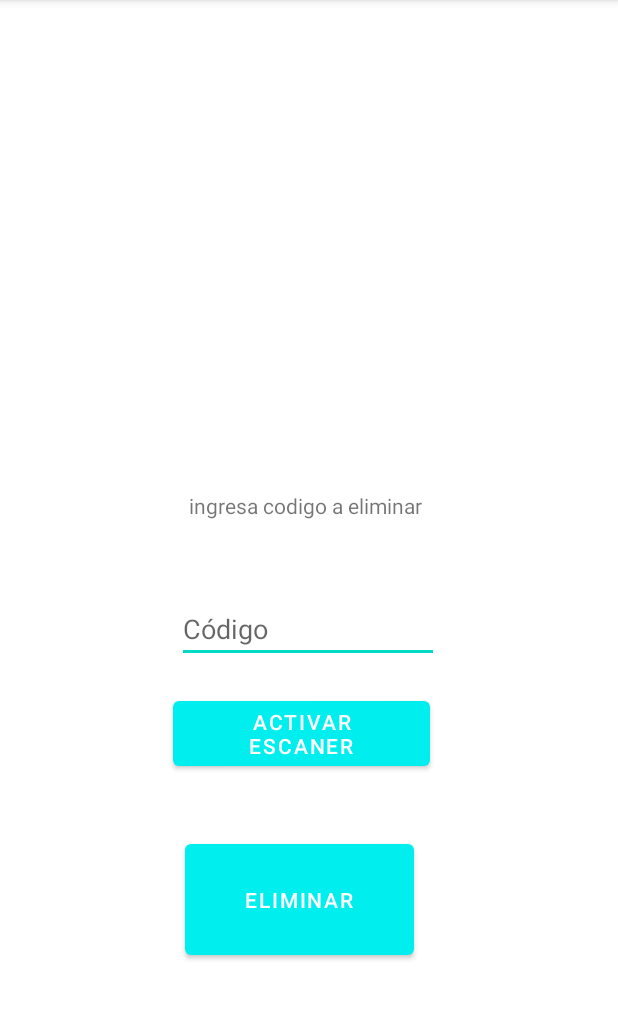
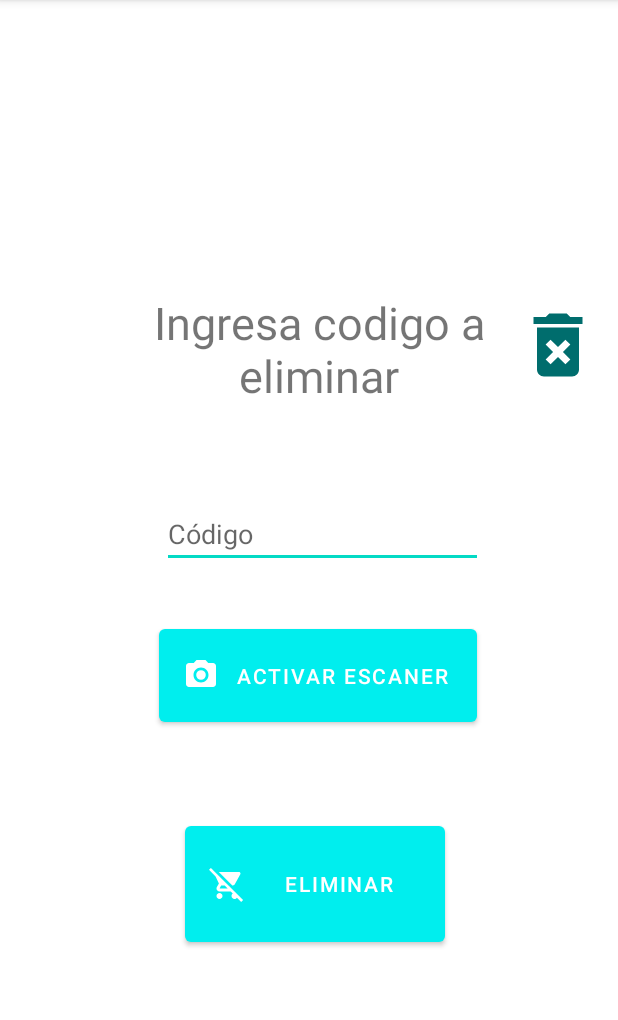
Before and after one commit to JuanDiaz-1/E-gluu, an Android app: the fragment SlideshowFragment shown on its own in the app's theme, on a phone screen of 412 x 824 dp, the part 84-1104 px from its top. Run offline under Robolectric (Android 15) with nearby library versions, the phone set to English and light mode, and no system bars; our stand-ins replace Firebase (no records; nobody signed in at launch, a user with empty details on screens opened directly); libraries missing offline, so code that uses them is left out: com.google.zxing.integration.

Commit message:
reparacion de botones y layouts
aha

```diff
--- /dev/null
+++ b/NavDrawer/app/src/main/res/drawable/ic_delete.xml
@@ -0,0 +1,5 @@
+<vector android:height="24dp" android:tint="#006D6D"
+    android:viewportHeight="24" android:viewportWidth="24"
+    android:width="24dp" xmlns:android="http://schemas.android.com/apk/res/android">
+    <path android:fillColor="@android:color/white" android:pathData="M6,19c0,1.1 0.9,2 2,2h8c1.1,0 2,-0.9 2,-2L18,7L6,7v12zM8.46,11.88l1.41,-1.41L12,12.59l2.12,-2.12 1.41,1.41L13.41,14l2.12,2.12 -1.41,1.41L12,15.41l-2.12,2.12 -1.41,-1.41L10.59,14l-2.13,-2.12zM15.5,4l-1,-1h-5l-1,1L5,4v2h14L19,4z"/>
+</vector>
--- a/NavDrawer/app/src/main/res/layout-land/fragment_slideshow.xml
+++ b/NavDrawer/app/src/main/res/layout-land/fragment_slideshow.xml
@@ -1,5 +1,6 @@
 <?xml version="1.0" encoding="utf-8"?>
 <RelativeLayout xmlns:android="http://schemas.android.com/apk/res/android"
+    xmlns:app="http://schemas.android.com/apk/res-auto"
     android:orientation="vertical"
     android:layout_width="match_parent"
     android:layout_height="match_parent">
@@ -11,11 +12,12 @@
         android:layout_alignParentStart="true"
         android:layout_alignParentEnd="true"
         android:layout_alignParentBottom="true"
-        android:layout_marginStart="124dp"
-        android:layout_marginEnd="129dp"
-        android:layout_marginBottom="248dp"
+        android:layout_marginStart="106dp"
+        android:layout_marginEnd="147dp"
+        android:layout_marginBottom="282dp"
         android:text="@string/del_txtview"
-        android:textAlignment="center"></TextView>
+        android:textAlignment="center"
+        android:textSize="25sp"></TextView>
 
     <EditText
         android:id="@+id/edce"
@@ -24,9 +26,9 @@
         android:layout_alignParentStart="true"
         android:layout_alignParentEnd="true"
         android:layout_alignParentBottom="true"
-        android:layout_marginStart="124dp"
-        android:layout_marginEnd="113dp"
-        android:layout_marginBottom="148dp"
+        android:layout_marginStart="106dp"
+        android:layout_marginEnd="131dp"
+        android:layout_marginBottom="220dp"
         android:hint="@string/del_hintcode"></EditText>
 
     <Button
@@ -36,9 +38,35 @@
         android:layout_alignParentStart="true"
         android:layout_alignParentEnd="true"
         android:layout_alignParentBottom="true"
-        android:layout_marginStart="128dp"
-        android:layout_marginEnd="131dp"
-        android:layout_marginBottom="40dp"
+        android:layout_marginStart="119dp"
+        android:layout_marginEnd="140dp"
+        android:layout_marginBottom="20dp"
         android:text="@string/del_btnelim"></Button>
 
+    <Button
+        android:id="@+id/btn_bar"
+        android:layout_width="211dp"
+        android:layout_height="74dp"
+        android:layout_above="@+id/btnep"
+        android:layout_alignParentStart="true"
+        android:layout_alignParentEnd="true"
+        android:layout_marginStart="98dp"
+        android:layout_marginTop="32dp"
+        android:layout_marginEnd="102dp"
+        android:layout_marginBottom="18dp"
+        android:text="@string/scan_btn"
+        app:icon="@drawable/ic_baseline_camera_alt_24" />
+
+    <ImageView
+        android:id="@+id/imageView8"
+        android:layout_width="40dp"
+        android:layout_height="35dp"
+        android:layout_alignStart="@+id/texview1"
+        android:layout_alignParentEnd="true"
+        android:layout_alignParentBottom="true"
+        android:layout_marginStart="430dp"
+        android:layout_marginEnd="107dp"
+        android:layout_marginBottom="279dp"
+        app:srcCompat="@drawable/ic_delete" />
+
 </RelativeLayout>
--- a/NavDrawer/app/src/main/res/layout/fragment_nav_escaner.xml
+++ b/NavDrawer/app/src/main/res/layout/fragment_nav_escaner.xml
@@ -35,6 +35,7 @@
         android:layout_height="wrap_content"
         android:layout_marginTop="32dp"
         android:text="@string/scan_btn"
+        app:icon="@drawable/ic_baseline_camera_alt_24"
         app:layout_constraintEnd_toEndOf="parent"
         app:layout_constraintStart_toStartOf="parent"
         app:layout_constraintTop_toBottomOf="@+id/textView5"
--- a/NavDrawer/app/src/main/res/layout/fragment_slideshow.xml
+++ b/NavDrawer/app/src/main/res/layout/fragment_slideshow.xml
@@ -1,57 +1,74 @@
 <?xml version="1.0" encoding="utf-8"?>
 <RelativeLayout xmlns:android="http://schemas.android.com/apk/res/android"
+    xmlns:app="http://schemas.android.com/apk/res-auto"
+    xmlns:tools="http://schemas.android.com/tools"
     android:orientation="vertical"
     android:layout_width="match_parent"
     android:layout_height="match_parent">
 
     <TextView
         android:id="@+id/texview1"
-        android:layout_width="wrap_content"
+        android:layout_width="266dp"
         android:layout_height="wrap_content"
         android:layout_alignParentStart="true"
         android:layout_alignParentEnd="true"
         android:layout_alignParentBottom="true"
-        android:layout_marginStart="124dp"
-        android:layout_marginEnd="129dp"
-        android:layout_marginBottom="421dp"
+        android:layout_marginStart="79dp"
+        android:layout_marginEnd="65dp"
+        android:layout_marginBottom="497dp"
         android:text="@string/del_txtview"
-        android:textAlignment="center"></TextView>
+        android:textAlignment="center"
+        android:textSize="30sp"></TextView>
 
     <EditText
         android:id="@+id/edce"
-        android:layout_width="174dp"
+        android:layout_width="212dp"
         android:layout_height="wrap_content"
         android:layout_alignParentStart="true"
         android:layout_alignParentEnd="true"
         android:layout_alignParentBottom="true"
-        android:layout_marginStart="118dp"
-        android:layout_marginEnd="119dp"
-        android:layout_marginBottom="326dp"
+        android:layout_marginStart="108dp"
+        android:layout_marginEnd="90dp"
+        android:layout_marginBottom="389dp"
         android:hint="@string/del_hintcode"></EditText>
 
     <Button
         android:id="@+id/btnep"
-        android:layout_width="wrap_content"
-        android:layout_height="86dp"
+        android:layout_width="173dp"
+        android:layout_height="89dp"
         android:layout_alignParentStart="true"
         android:layout_alignParentEnd="true"
         android:layout_alignParentBottom="true"
         android:layout_marginStart="123dp"
-        android:layout_marginEnd="136dp"
-        android:layout_marginBottom="125dp"
-        android:text="@string/del_btnelim"></Button>
+        android:layout_marginEnd="115dp"
+        android:layout_marginBottom="134dp"
+        android:text="@string/del_btnelim"
+        android:textColorLink="#05FFC5"
+        app:icon="@drawable/ic_eliminar_producto"></Button>
 
     <Button
         android:id="@+id/btn_bar"
-        android:layout_width="wrap_content"
-        android:layout_height="wrap_content"
+        android:layout_width="211dp"
+        android:layout_height="74dp"
         android:layout_above="@+id/btnep"
         android:layout_alignParentStart="true"
         android:layout_alignParentEnd="true"
-        android:layout_marginStart="115dp"
+        android:layout_marginStart="106dp"
         android:layout_marginTop="32dp"
-        android:layout_marginEnd="125dp"
-        android:layout_marginBottom="40dp"
-        android:text="@string/scan_btn" />
+        android:layout_marginEnd="94dp"
+        android:layout_marginBottom="57dp"
+        android:text="@string/scan_btn"
+        app:icon="@drawable/ic_baseline_camera_alt_24" />
+
+    <ImageView
+        android:id="@+id/imageView9"
+        android:layout_width="56dp"
+        android:layout_height="69dp"
+        android:layout_alignParentEnd="true"
+        android:layout_alignParentBottom="true"
+        android:layout_marginEnd="12dp"
+        android:layout_marginBottom="503dp"
+        app:srcCompat="@drawable/ic_delete"
+        tools:ignore="VectorDrawableCompat" />
 
 </RelativeLayout>
--- a/NavDrawer/app/src/main/res/values/strings.xml
+++ b/NavDrawer/app/src/main/res/values/strings.xml
@@ -67,7 +67,7 @@
     <string name="det_codigo">Ingresa codigo del producto</string>
     <string name="det_actualiza">Actualizar producto</string>
     <string name="det_busca">Buscar</string>
-    <string name="del_txtview">ingresa codigo a eliminar</string>
+    <string name="del_txtview">Ingresa codigo a eliminar</string>
     <string name="del_btnelim">Eliminar</string>
     <string name="del_hintcode">Código</string>
     <string name="menu_buscar">Buscar Producto</string>
```
Also changed, not shown: NavDrawer/app/src/main/res/drawable/ic_lupa.xml (added, +10 -0 lines), NavDrawer/app/src/main/res/layout-land/fragment_home.xml (+34 -8 lines), NavDrawer/app/src/main/res/layout-land/fragment_nav_detalles.xml (+39 -8 lines), NavDrawer/app/src/main/res/layout/fragment_home.xml (+15 -5 lines), NavDrawer/app/src/main/res/layout/fragment_nav_detalles.xml (+34 -10 lines), NavDrawer/app/src/main/res/drawable/ic_barcode.png (added), NavDrawer/app/src/main/res/drawable/ic_barcoder.jpg (added), 1 other file.
